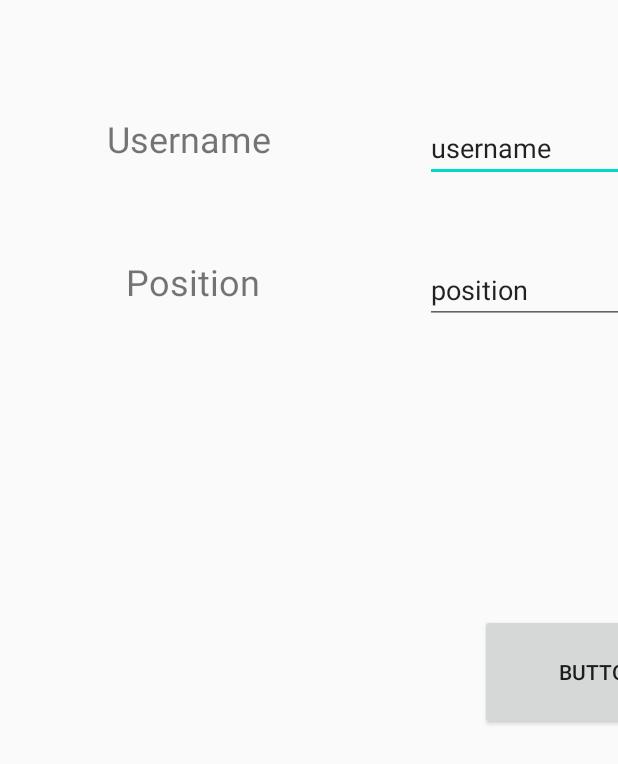
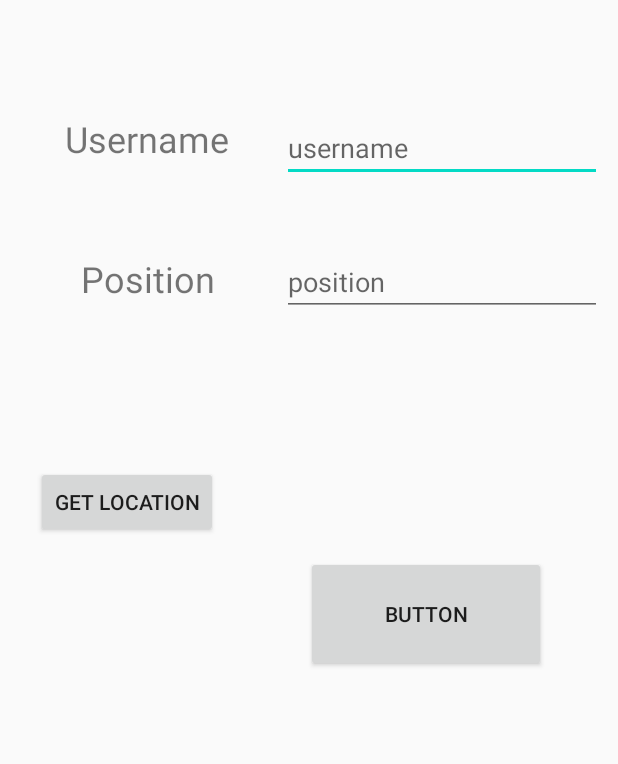
Before and after one commit to enricodelorenzi/printShare, an Android app: the screen it shows after launch (MainActivity), on a phone screen of 412 x 824 dp. Shown: the top 764 px of the screen. Run offline under Robolectric (Android 15) with nearby library versions, the phone set to English and light mode, and no system bars; our stand-ins replace Firebase (no records; nobody signed in at launch, a user with empty details on screens opened directly).

Commit message:
added get position

```diff
--- a/app/build.gradle
+++ b/app/build.gradle
@@ -27,6 +27,7 @@ dependencies {
     implementation 'androidx.appcompat:appcompat:1.2.0'
     implementation 'androidx.constraintlayout:constraintlayout:2.0.4'
     implementation 'org.jetbrains:annotations-java5:15.0'
+    implementation 'com.google.android.gms:play-services-location:17.1.0'
     testImplementation 'junit:junit:4.12'
     androidTestImplementation 'androidx.test.ext:junit:1.1.2'
     androidTestImplementation 'androidx.test.espresso:espresso-core:3.3.0'
--- a/app/src/main/AndroidManifest.xml
+++ b/app/src/main/AndroidManifest.xml
@@ -1,6 +1,9 @@
 <?xml version="1.0" encoding="utf-8"?>
 <manifest xmlns:android="http://schemas.android.com/apk/res/android"
     package="com.androidexam.printshare">
+
+    <uses-permission android:name="android.permission.ACCESS_COARSE_LOCATION" />
+    <uses-permission android:name="android.permission.ACCESS_FINE_LOCATION" />
     <uses-permission android:name="android.permission.INTERNET"></uses-permission>
     <application
         android:allowBackup="true"
--- /dev/null
+++ b/app/src/main/java/OnGeekEventListener.java
@@ -0,0 +1,6 @@
+public interface OnGeekEventListener {
+
+        // this can be any type of method
+        void onGeekEvent();
+
+}
--- a/app/src/main/java/com/androidexam/printshare/Database.java
+++ b/app/src/main/java/com/androidexam/printshare/Database.java
@@ -4,6 +4,8 @@ import android.util.Log;
 
 import androidx.annotation.NonNull;
 
+import com.google.android.gms.tasks.Task;
+import com.google.android.gms.tasks.Tasks;
 import com.google.firebase.database.DataSnapshot;
 import com.google.firebase.database.DatabaseError;
 import com.google.firebase.database.DatabaseReference;
@@ -50,7 +52,7 @@ public class Database {
                 for (DataSnapshot pair : snapshot.getChildren()){
                     String read_username = pair.getKey();
                     String read_position = pair.child("position").getValue(String.class);
-                    Log.i("User info ",read_username + ", " + read_position);
+                    int user_info_ = Log.i("User info ", read_username + ", " + read_position);
                     usrs.add(new User("pippo","Parigi"));
                 }
             }
--- a/app/src/main/java/com/androidexam/printshare/MainActivity.java
+++ b/app/src/main/java/com/androidexam/printshare/MainActivity.java
@@ -1,6 +1,12 @@
 package com.androidexam.printshare;
 
+import android.Manifest;
+import android.annotation.SuppressLint;
 import android.app.Activity;
+import android.content.pm.PackageManager;
+import android.location.Address;
+import android.location.Geocoder;
+import android.location.Location;
 import android.os.Bundle;
 import android.view.View;
 import android.widget.Button;
@@ -8,9 +14,19 @@ import android.view.View.OnClickListener;
 import android.widget.EditText;
 import android.widget.TextView;
 
+import androidx.annotation.NonNull;
+import androidx.core.app.ActivityCompat;
+
+import com.google.android.gms.location.FusedLocationProviderClient;
+import com.google.android.gms.location.LocationServices;
+import com.google.android.gms.tasks.OnCompleteListener;
+import com.google.android.gms.tasks.Task;
 import com.google.firebase.database.DatabaseReference;
 import com.google.firebase.database.FirebaseDatabase;
 
+import java.io.IOException;
+import java.util.List;
+import java.util.Locale;
 
 
 public class MainActivity extends Activity {
@@ -21,8 +37,10 @@ public class MainActivity extends Activity {
     EditText position_text;
     TextView username_label;
     TextView position_label;
+    TextView country_name;
     Button register;
-
+    Button get_location;
+    FusedLocationProviderClient fusedLocationProviderClient;
 
     @Override
     public void onCreate(Bundle savedInstanceState) {
@@ -32,9 +50,43 @@ public class MainActivity extends Activity {
         username_label = (TextView) findViewById(R.id.username_label);
         username_text = (EditText) findViewById(R.id.username_text);
         position_label = (TextView) findViewById(R.id.position_label);
+        country_name = (TextView) findViewById(R.id.country_name);
         position_text = (EditText) findViewById(R.id.position_text);
         register = (Button) findViewById(R.id.register);
+        get_location = (Button) findViewById(R.id.get_location);
 
+        //initialize fusedLocationProviderClient
+        fusedLocationProviderClient = LocationServices.getFusedLocationProviderClient(this);
+        get_location.setOnClickListener(new View.OnClickListener() {
+            @Override
+            public void onClick(View v) {
+                if (ActivityCompat.checkSelfPermission(MainActivity.this, Manifest.permission.ACCESS_FINE_LOCATION) == PackageManager.PERMISSION_GRANTED && ActivityCompat.checkSelfPermission(MainActivity.this, Manifest.permission.ACCESS_COARSE_LOCATION) == PackageManager.PERMISSION_GRANTED) {
+                    //if permission granted
+                    fusedLocationProviderClient.getLastLocation().addOnCompleteListener(new OnCompleteListener<Location>() {
+                        @Override
+                        public void onComplete(@NonNull Task<Location> task) {
+                            Location location = task.getResult();
+                           if (location != null) {
+                                try {
+                                    Geocoder geocoder = new Geocoder(MainActivity.this, Locale.getDefault());
+                                    //Address
+                                    List<Address> address = geocoder.getFromLocation(location.getLatitude(), location.getLongitude(), 1);
+                                    position_text.setText(address.get(0).getAddressLine(0));
+                                } catch (IOException e) {
+                                    e.printStackTrace();
+                                }
+                            }
+                        }
+                    });
+                } else {
+                    ActivityCompat.requestPermissions(MainActivity.this,
+                            new String[]{Manifest.permission.ACCESS_FINE_LOCATION}, 44);
+                }
+            }
+
+        });
+
+        //db part
         db = new Database(FirebaseDatabase.getInstance());
 
         db.clean();
@@ -49,4 +101,6 @@ public class MainActivity extends Activity {
         db.readUserFromDb("second_username");
 
     }
+
+
 }
--- a/app/src/main/res/layout/activity_main.xml
+++ b/app/src/main/res/layout/activity_main.xml
@@ -10,7 +10,7 @@
         android:id="@+id/username_label"
         android:layout_width="164dp"
         android:layout_height="41dp"
-        android:layout_marginStart="44dp"
+        android:layout_marginStart="16dp"
         android:layout_marginTop="76dp"
         android:text="Username"
         android:textAlignment="center"
@@ -22,8 +22,8 @@
         android:id="@+id/position_label"
         android:layout_width="164dp"
         android:layout_height="41dp"
-        android:layout_marginStart="46dp"
-        android:layout_marginTop="54dp"
+        android:layout_marginStart="16dp"
+        android:layout_marginTop="52dp"
         android:text="Position"
         android:textAlignment="center"
         android:textSize="24sp"
@@ -34,21 +34,23 @@
         android:id="@+id/register"
         android:layout_width="160dp"
         android:layout_height="77dp"
-        android:layout_marginStart="320dp"
-        android:layout_marginBottom="337dp"
+        android:layout_marginStart="204dp"
+        android:layout_marginBottom="376dp"
         android:text="Button"
         app:layout_constraintBottom_toBottomOf="parent"
-        app:layout_constraintStart_toStartOf="parent" />
+        app:layout_constraintStart_toStartOf="parent"
+        app:layout_constraintTop_toBottomOf="@+id/position_text"
+        app:layout_constraintVertical_bias="1.0" />
 
     <EditText
         android:id="@+id/username_text"
         android:layout_width="wrap_content"
         android:layout_height="wrap_content"
-        android:layout_marginStart="75dp"
+        android:layout_marginStart="8dp"
         android:layout_marginTop="76dp"
         android:ems="10"
+        android:hint="username"
         android:inputType="textPersonName"
-        android:text="username"
         app:layout_constraintStart_toEndOf="@+id/username_label"
         app:layout_constraintTop_toTopOf="parent" />
 
@@ -56,12 +58,34 @@
         android:id="@+id/position_text"
         android:layout_width="wrap_content"
         android:layout_height="wrap_content"
-        android:layout_marginStart="73dp"
-        android:layout_marginTop="49dp"
+        android:layout_marginStart="8dp"
+        android:layout_marginTop="44dp"
         android:ems="10"
+        android:hint="position"
         android:inputType="textPersonName"
-        android:text="position"
         app:layout_constraintStart_toEndOf="@+id/position_label"
         app:layout_constraintTop_toBottomOf="@+id/username_text" />
 
+    <Button
+        android:id="@+id/get_location"
+        android:layout_width="wrap_content"
+        android:layout_height="wrap_content"
+        android:layout_marginStart="24dp"
+        android:layout_marginTop="100dp"
+        android:text="get location"
+        app:layout_constraintEnd_toStartOf="@+id/register"
+        app:layout_constraintHorizontal_bias="0.0"
+        app:layout_constraintStart_toStartOf="parent"
+        app:layout_constraintTop_toBottomOf="@+id/position_label" />
+
+    <TextView
+        android:id="@+id/country_name"
+        android:layout_width="wrap_content"
+        android:layout_height="wrap_content"
+        android:layout_marginStart="40dp"
+        app:layout_constraintBottom_toBottomOf="parent"
+        app:layout_constraintStart_toStartOf="parent"
+        app:layout_constraintTop_toBottomOf="@+id/get_location"
+        app:layout_constraintVertical_bias="0.484" />
+
 </androidx.constraintlayout.widget.ConstraintLayout>
```
